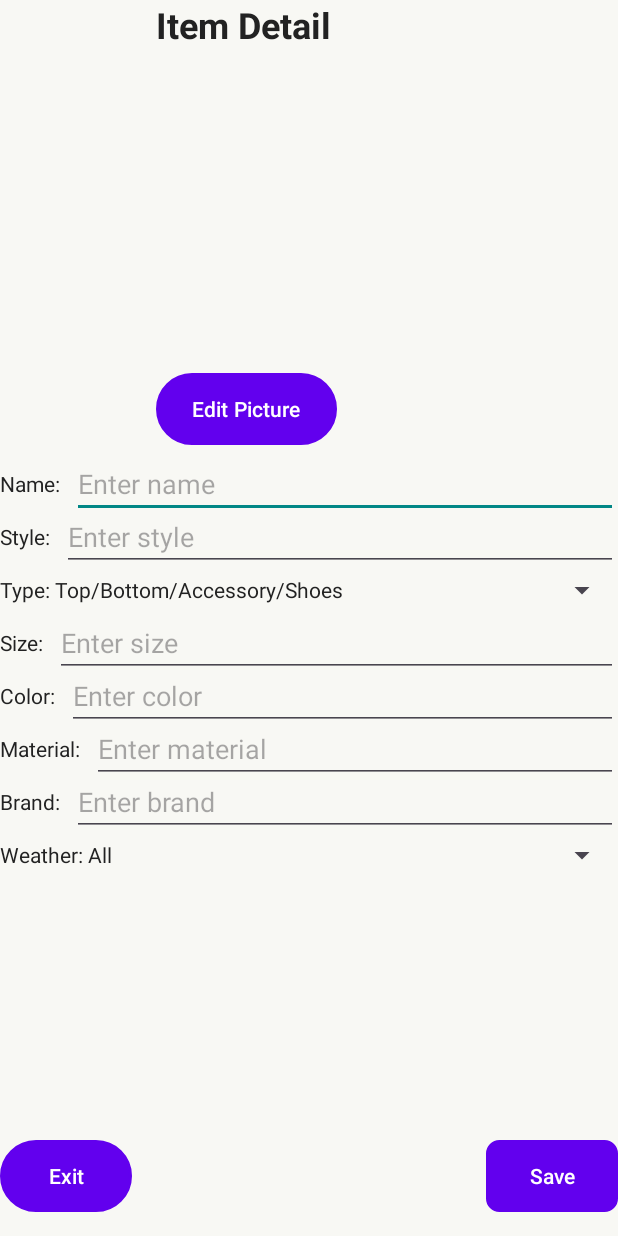
After one commit to TranDai108/Armoiracle_Fashion_App, an Android app: the ItemDetailActivity screen opened directly, with no data from a screen before it, on a phone screen of 412 x 824 dp. The commit adds this screen. Run offline under Robolectric (Android 15) with nearby library versions, the phone set to English and light mode, and no system bars; Roboto replaces fonts that are not available here.

Commit message:
Theme changes, Add Item Detail Activity.

```diff
--- a/app/src/main/java/com/example/armoiraclefashionapp/HomeActivity.kt
+++ b/app/src/main/java/com/example/armoiraclefashionapp/HomeActivity.kt
@@ -52,7 +52,6 @@ class HomeActivity : AppCompatActivity() {
                     true
                 }
                 R.id.nav_add -> {
-                    // TODO: Thêm logic cho nav_add (ví dụ: mở một fragment mới)
                     true
                 }
                 R.id.nav_clothes -> {
--- /dev/null
+++ b/app/src/main/java/com/example/armoiraclefashionapp/ItemDetailActivity.kt
@@ -0,0 +1,58 @@
+package com.example.armoiraclefashionapp
+
+import android.os.Bundle
+import androidx.activity.enableEdgeToEdge
+import androidx.appcompat.app.AppCompatActivity
+import androidx.core.view.ViewCompat
+import androidx.core.view.WindowInsetsCompat
+import android.app.Activity
+import android.content.Intent
+import android.net.Uri
+import android.widget.ArrayAdapter
+import android.widget.Button
+import android.widget.EditText
+import android.widget.ImageView
+import android.widget.Spinner
+import android.widget.Toast
+import androidx.activity.result.contract.ActivityResultContracts
+import com.example.armoiraclefashionapp.model.WardrobeItem
+import java.util.Date
+
+class ItemDetailActivity : AppCompatActivity() {
+    private lateinit var item: WardrobeItem
+    private val pickImageLauncher = registerForActivityResult(ActivityResultContracts.StartActivityForResult()) { result ->
+        if (result.resultCode == Activity.RESULT_OK) {
+            result.data?.data?.let { uri ->
+                findViewById<ImageView>(R.id.ivItemPicture).setImageURI(uri)
+                // Lưu tạm uri để sử dụng khi Save
+               /* item = when (item) {
+                    is WardrobeItem.FromRes -> WardrobeItem.FromUri(
+                        title = item.title,
+                        imageUri = uri,
+                        label = item.label,
+                        color = item.color,
+                        size = item.size,
+                        material = item.material,
+                        brand = item.brand,
+                        price = item.price,
+                        purchaseDate = item.purchaseDate,
+                        condition = item.condition,
+                        description = item.description,
+                        tags = item.tags
+                    )
+                    is WardrobeItem.FromUri -> item.copy(imageUri = uri)
+                }*/
+            }
+        }
+    }
+    override fun onCreate(savedInstanceState: Bundle?) {
+        super.onCreate(savedInstanceState)
+        enableEdgeToEdge()
+        setContentView(R.layout.activity_item_detail)
+        ViewCompat.setOnApplyWindowInsetsListener(findViewById(R.id.main)) { v, insets ->
+            val systemBars = insets.getInsets(WindowInsetsCompat.Type.systemBars())
+            v.setPadding(systemBars.left, systemBars.top, systemBars.right, systemBars.bottom)
+            insets
+        }
+    }
+}
--- a/app/src/main/res/layout/activity_home.xml
+++ b/app/src/main/res/layout/activity_home.xml
@@ -5,6 +5,7 @@
     android:id="@+id/homepage"
     android:layout_width="match_parent"
     android:layout_height="match_parent"
+    android:theme="@style/Theme.Normal"
     android:background="#F2F2F1">
 
     <!-- Container cho Fragment -->
--- /dev/null
+++ b/app/src/main/res/layout/activity_item_detail.xml
@@ -0,0 +1,239 @@
+<?xml version="1.0" encoding="utf-8"?>
+<androidx.constraintlayout.widget.ConstraintLayout
+    xmlns:android="http://schemas.android.com/apk/res/android"
+    xmlns:app="http://schemas.android.com/apk/res-auto"
+    android:layout_width="match_parent"
+    android:layout_height="match_parent"
+    android:background="#F8F8F4"
+    android:id="@id/main"
+    android:padding="16dp">
+
+    <!-- Tiêu đề "Item" -->
+
+    <!-- Hình ảnh món đồ -->
+
+    <TextView
+        android:id="@+id/tvItemTitle"
+        android:layout_width="wrap_content"
+        android:layout_height="wrap_content"
+        android:layout_marginStart="104dp"
+        android:text="Item Detail"
+        android:textColor="#222222"
+        android:textSize="24sp"
+        android:textStyle="bold"
+        app:layout_constraintStart_toStartOf="parent"
+        app:layout_constraintTop_toTopOf="parent" />
+
+    <!-- Nút chỉnh sửa hình ảnh -->
+
+    <!-- Nhãn và trường nhập liệu -->
+    <ImageView
+        android:id="@+id/ivItemPicture"
+        android:layout_width="200dp"
+        android:layout_height="200dp"
+        android:layout_marginTop="8dp"
+        android:contentDescription="Item Picture"
+        android:scaleType="centerCrop"
+        app:layout_constraintEnd_toEndOf="parent"
+        app:layout_constraintStart_toStartOf="parent"
+        app:layout_constraintTop_toBottomOf="@id/tvItemTitle" />
+
+    <Button
+        android:id="@+id/btnEditPicture"
+        android:layout_width="wrap_content"
+        android:layout_height="wrap_content"
+        android:layout_marginStart="104dp"
+        android:layout_marginTop="8dp"
+        android:background="@drawable/bg_button_unveil"
+        android:text="Edit Picture"
+        app:layout_constraintStart_toStartOf="parent"
+        app:layout_constraintTop_toBottomOf="@id/ivItemPicture" />
+
+    <TextView
+        android:id="@+id/tvNameLabel"
+        android:layout_width="wrap_content"
+        android:layout_height="wrap_content"
+        android:text="Name:"
+        android:textColor="#222222"
+        app:layout_constraintTop_toBottomOf="@id/btnEditPicture"
+        app:layout_constraintStart_toStartOf="parent"
+        android:layout_marginTop="16dp" />
+
+    <EditText
+        android:id="@+id/etName"
+        android:layout_width="0dp"
+        android:layout_height="wrap_content"
+        android:hint="Enter name"
+        android:layout_marginStart="8dp"
+        app:layout_constraintTop_toTopOf="@id/tvNameLabel"
+        app:layout_constraintBottom_toBottomOf="@id/tvNameLabel"
+        app:layout_constraintStart_toEndOf="@id/tvNameLabel"
+        app:layout_constraintEnd_toEndOf="parent" />
+
+    <TextView
+        android:id="@+id/tvStyleLabel"
+        android:layout_width="wrap_content"
+        android:layout_height="wrap_content"
+        android:text="Style:"
+        android:textColor="#222222"
+        app:layout_constraintTop_toBottomOf="@id/tvNameLabel"
+        app:layout_constraintStart_toStartOf="parent"
+        android:layout_marginTop="16dp" />
+
+    <EditText
+        android:id="@+id/etStyle"
+        android:layout_width="0dp"
+        android:layout_height="wrap_content"
+        android:hint="Enter style"
+        android:layout_marginStart="8dp"
+        app:layout_constraintTop_toTopOf="@id/tvStyleLabel"
+        app:layout_constraintBottom_toBottomOf="@id/tvStyleLabel"
+        app:layout_constraintStart_toEndOf="@id/tvStyleLabel"
+        app:layout_constraintEnd_toEndOf="parent" />
+
+    <TextView
+        android:id="@+id/tvTypeLabel"
+        android:layout_width="wrap_content"
+        android:layout_height="wrap_content"
+        android:text="Type: Top/Bottom/Accessory/Shoes"
+        android:textColor="#222222"
+        app:layout_constraintTop_toBottomOf="@id/tvStyleLabel"
+        app:layout_constraintStart_toStartOf="parent"
+        android:layout_marginTop="16dp" />
+
+    <Spinner
+        android:id="@+id/spType"
+        android:layout_width="0dp"
+        android:layout_height="wrap_content"
+        android:layout_marginStart="8dp"
+        app:layout_constraintTop_toTopOf="@id/tvTypeLabel"
+        app:layout_constraintBottom_toBottomOf="@id/tvTypeLabel"
+        app:layout_constraintStart_toEndOf="@id/tvTypeLabel"
+        app:layout_constraintEnd_toEndOf="parent" />
+
+    <TextView
+        android:id="@+id/tvSizeLabel"
+        android:layout_width="wrap_content"
+        android:layout_height="wrap_content"
+        android:text="Size:"
+        android:textColor="#222222"
+        app:layout_constraintTop_toBottomOf="@id/tvTypeLabel"
+        app:layout_constraintStart_toStartOf="parent"
+        android:layout_marginTop="16dp" />
+
+    <EditText
+        android:id="@+id/etSize"
+        android:layout_width="0dp"
+        android:layout_height="wrap_content"
+        android:hint="Enter size"
+        android:layout_marginStart="8dp"
+        app:layout_constraintTop_toTopOf="@id/tvSizeLabel"
+        app:layout_constraintBottom_toBottomOf="@id/tvSizeLabel"
+        app:layout_constraintStart_toEndOf="@id/tvSizeLabel"
+        app:layout_constraintEnd_toEndOf="parent" />
+
+    <TextView
+        android:id="@+id/tvColorLabel"
+        android:layout_width="wrap_content"
+        android:layout_height="wrap_content"
+        android:text="Color:"
+        android:textColor="#222222"
+        app:layout_constraintTop_toBottomOf="@id/tvSizeLabel"
+        app:layout_constraintStart_toStartOf="parent"
+        android:layout_marginTop="16dp" />
+
+    <EditText
+        android:id="@+id/etColor"
+        android:layout_width="0dp"
+        android:layout_height="wrap_content"
+        android:hint="Enter color"
+        android:layout_marginStart="8dp"
+        app:layout_constraintTop_toTopOf="@id/tvColorLabel"
+        app:layout_constraintBottom_toBottomOf="@id/tvColorLabel"
+        app:layout_constraintStart_toEndOf="@id/tvColorLabel"
+        app:layout_constraintEnd_toEndOf="parent" />
+
+    <TextView
+        android:id="@+id/tvMaterialLabel"
+        android:layout_width="wrap_content"
+        android:layout_height="wrap_content"
+        android:text="Material:"
+        android:textColor="#222222"
+        app:layout_constraintTop_toBottomOf="@id/tvColorLabel"
+        app:layout_constraintStart_toStartOf="parent"
+        android:layout_marginTop="16dp" />
+
+    <EditText
+        android:id="@+id/etMaterial"
+        android:layout_width="0dp"
+        android:layout_height="wrap_content"
+        android:hint="Enter material"
+        android:layout_marginStart="8dp"
+        app:layout_constraintTop_toTopOf="@id/tvMaterialLabel"
+        app:layout_constraintBottom_toBottomOf="@id/tvMaterialLabel"
+        app:layout_constraintStart_toEndOf="@id/tvMaterialLabel"
+        app:layout_constraintEnd_toEndOf="parent" />
+
+    <TextView
+        android:id="@+id/tvBrandLabel"
+        android:layout_width="wrap_content"
+        android:layout_height="wrap_content"
+        android:text="Brand:"
+        android:textColor="#222222"
+        app:layout_constraintTop_toBottomOf="@id/tvMaterialLabel"
+        app:layout_constraintStart_toStartOf="parent"
+        android:layout_marginTop="16dp" />
+
+    <EditText
+        android:id="@+id/etBrand"
+        android:layout_width="0dp"
+        android:layout_height="wrap_content"
+        android:hint="Enter brand"
+        android:layout_marginStart="8dp"
+        app:layout_constraintTop_toTopOf="@id/tvBrandLabel"
+        app:layout_constraintBottom_toBottomOf="@id/tvBrandLabel"
+        app:layout_constraintStart_toEndOf="@id/tvBrandLabel"
+        app:layout_constraintEnd_toEndOf="parent" />
+
+    <TextView
+        android:id="@+id/tvWeatherLabel"
+        android:layout_width="wrap_content"
+        android:layout_height="wrap_content"
+        android:text="Weather: All"
+        android:textColor="#222222"
+        app:layout_constraintTop_toBottomOf="@id/tvBrandLabel"
+        app:layout_constraintStart_toStartOf="parent"
+        android:layout_marginTop="16dp" />
+
+    <Spinner
+        android:id="@+id/spWeather"
+        android:layout_width="0dp"
+        android:layout_height="wrap_content"
+        android:layout_marginStart="8dp"
+        app:layout_constraintTop_toTopOf="@id/tvWeatherLabel"
+        app:layout_constraintBottom_toBottomOf="@id/tvWeatherLabel"
+        app:layout_constraintStart_toEndOf="@id/tvWeatherLabel"
+        app:layout_constraintEnd_toEndOf="parent" />
+
+    <!-- Nút Exit và Save -->
+    <Button
+        android:id="@+id/btnExit"
+        android:layout_width="wrap_content"
+        android:layout_height="wrap_content"
+        android:text="Exit"
+        android:background="@drawable/bg_button_unveil"
+        app:layout_constraintBottom_toBottomOf="parent"
+        app:layout_constraintStart_toStartOf="parent"
+        android:layout_marginBottom="16dp" />
+
+    <Button
+        android:id="@+id/btnSave"
+        android:layout_width="wrap_content"
+        android:layout_height="wrap_content"
+        android:text="Save"
+        android:background="@drawable/bg_button_selected"
+        app:layout_constraintBottom_toBottomOf="parent"
+        app:layout_constraintEnd_toEndOf="parent"
+        android:layout_marginBottom="16dp" />
+
+</androidx.constraintlayout.widget.ConstraintLayout>
--- a/app/src/main/res/layout/activity_log_in.xml
+++ b/app/src/main/res/layout/activity_log_in.xml
@@ -166,7 +166,7 @@
             android:text="Đăng nhập bằng Google"
             android:textSize="14sp"
             app:cornerRadius="12dp"
-            android:backgroundTint="#DB4437"
+            android:backgroundTint="#C86A78"
             android:textColor="@android:color/white"
             android:layout_marginTop="8dp" />
 
--- a/app/src/main/res/layout/activity_quiz_home.xml
+++ b/app/src/main/res/layout/activity_quiz_home.xml
@@ -32,7 +32,8 @@
         android:layout_height="wrap_content"
         android:layout_marginHorizontal="16dp"
         android:layout_marginTop="36dp"
-        android:background="@drawable/bg_button_unveil"
+        android:background="@drawable/bg_category_beige"
+        android:backgroundTint="@null"
         android:fontFamily="@font/ibarra_real_nova"
         android:padding="12dp"
         android:text="UNVEIL YOUR SECRET"
@@ -41,6 +42,7 @@
         app:layout_constraintEnd_toEndOf="parent"
         app:layout_constraintStart_toStartOf="parent"
         app:layout_constraintTop_toBottomOf="@+id/imageView" />
+
 
     <TextView
         android:id="@+id/text_or"
--- a/app/src/main/res/layout/activity_quiz_start.xml
+++ b/app/src/main/res/layout/activity_quiz_start.xml
@@ -46,14 +46,14 @@
         android:layout_marginHorizontal="16dp"
         android:layout_marginTop="92dp"
         android:background="@drawable/bg_button_unveil"
+        android:backgroundTint="#F64344"
         android:fontFamily="@font/poppins_light"
         android:padding="12dp"
         android:text="Cancel"
         android:textColor="#FDF1BB"
-        android:backgroundTint="#F64344"
         android:textStyle="bold"
         app:layout_constraintEnd_toEndOf="parent"
-        app:layout_constraintHorizontal_bias="0.741"
+        app:layout_constraintHorizontal_bias="0.766"
         app:layout_constraintStart_toEndOf="@+id/button_letgo"
         app:layout_constraintTop_toBottomOf="@+id/imageView" />
 </androidx.constraintlayout.widget.ConstraintLayout>
--- a/app/src/main/res/values/strings.xml
+++ b/app/src/main/res/values/strings.xml
@@ -1,4 +1,18 @@
 <resources>
     <string name="app_name">Armoiracle Fashion App</string>
     <string name="to_sign_up"><u>Chưa có tài khoản? Đăng ký ngay</u></string>
+    <string name="customize_underline"><![CDATA[<u>Create your own style</u>]]></string>
+    <string-array name="item_types">
+        <item>Top</item>
+        <item>Bottom</item>
+        <item>Accessory</item>
+        <item>Shoes</item>
+    </string-array>
+    <string-array name="weather_options">
+        <item>All</item>
+        <item>Mùa đông</item>
+        <item>Mùa hè</item>
+        <item>Mùa xuân</item>
+        <item>Mùa thu</item>
+    </string-array>
 </resources>
--- a/app/src/main/res/values/styles.xml
+++ b/app/src/main/res/values/styles.xml
@@ -3,7 +3,7 @@
     <style name="CustomCardSection" parent="Widget.Material3.CardView.Elevated">
         <item name="cardElevation">2dp</item>
         <item name="cardCornerRadius">16dp</item>
-<!--        <item name="cardBackgroundColor">@android:color/white</item>-->
+        <item name="cardBackgroundColor">@android:color/white</item>
         <item name="android:layout_marginLeft">16dp</item>
         <item name="android:layout_marginRight">16dp</item>
         <item name="android:layout_marginTop">8dp</item>
--- a/app/src/main/res/values/themes.xml
+++ b/app/src/main/res/values/themes.xml
@@ -15,6 +15,9 @@
         <item name="shapeAppearanceSmallComponent">@style/RoundedCorner12</item>
     </style>
 
+    <style name="Theme.Normal" parent="Theme.AppCompat.DayNight.NoActionBar">
+    </style>
+
     <style name="RoundedCorner12" parent="ShapeAppearance.Material3.SmallComponent">
         <item name="cornerSize">12dp</item>
     </style>
```
Also changed, not shown: app/src/main/AndroidManifest.xml (+32 -18 lines).
